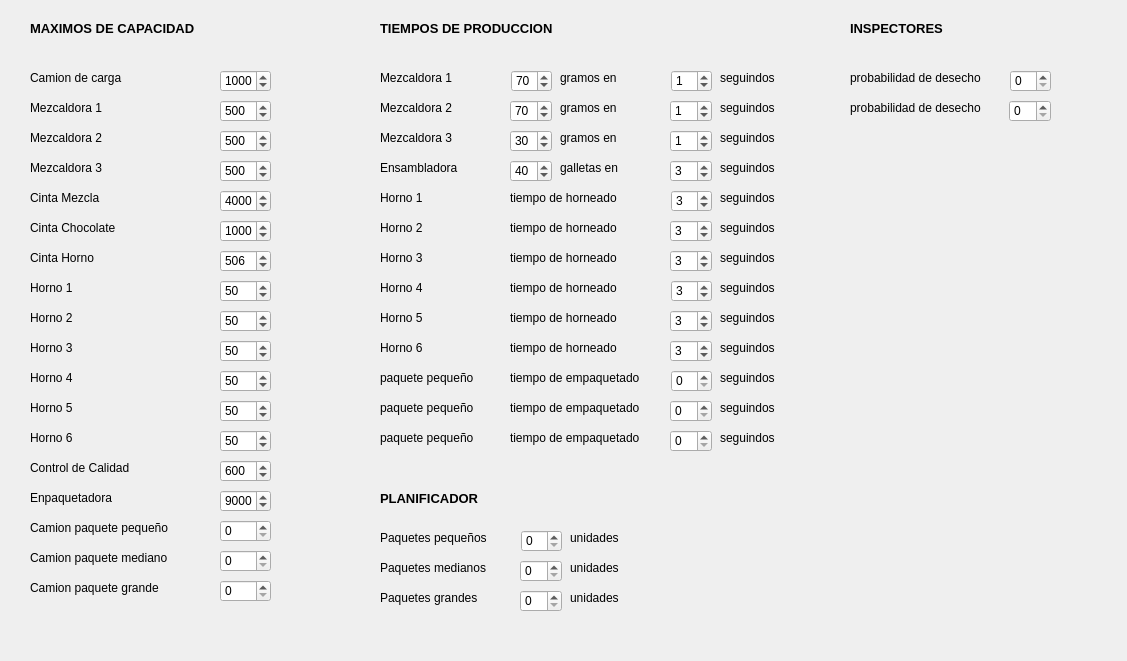
Above: Fabrica/configuracion.ui from gaboq98/FABRICA before the change. Below: the same form after it.
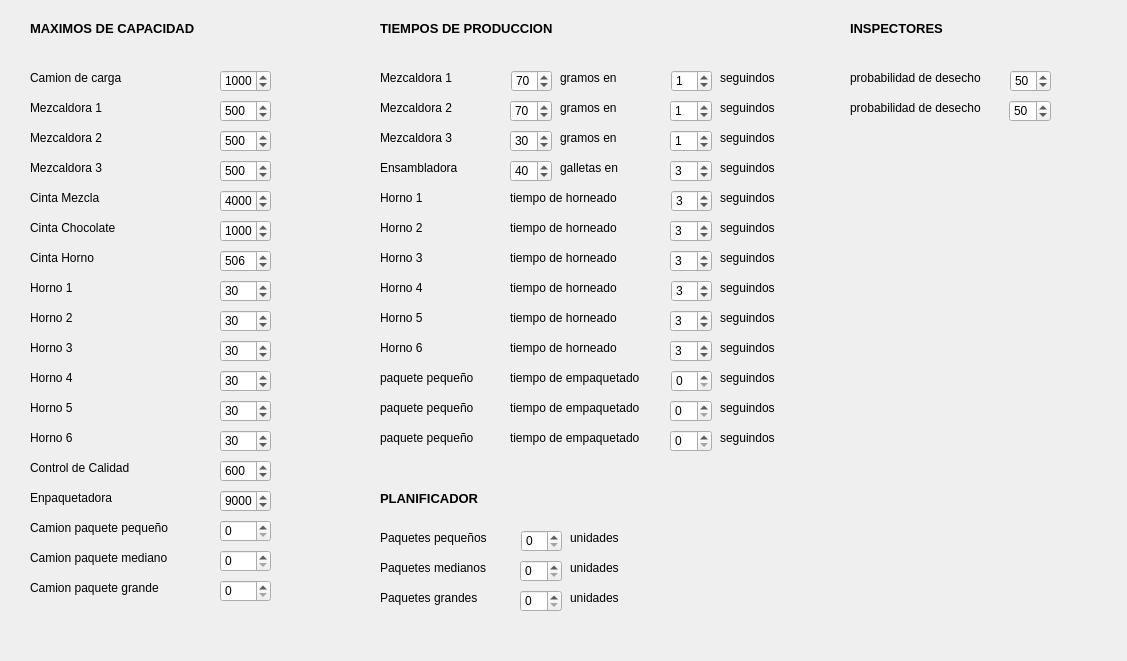
That is the form after the change.

Patch:
```diff
--- a/Fabrica/configuracion.ui
+++ b/Fabrica/configuracion.ui
@@ -640,7 +640,7 @@
     <number>10000</number>
    </property>
    <property name="value">
-    <number>50</number>
+    <number>30</number>
    </property>
   </widget>
   <widget class="QSpinBox" name="max_empack">
@@ -672,7 +672,7 @@
     <number>10000</number>
    </property>
    <property name="value">
-    <number>50</number>
+    <number>30</number>
    </property>
   </widget>
   <widget class="QSpinBox" name="max_horno4">
@@ -688,7 +688,7 @@
     <number>10000</number>
    </property>
    <property name="value">
-    <number>50</number>
+    <number>30</number>
    </property>
   </widget>
   <widget class="QSpinBox" name="max_horno5">
@@ -704,7 +704,7 @@
     <number>10000</number>
    </property>
    <property name="value">
-    <number>50</number>
+    <number>30</number>
    </property>
   </widget>
   <widget class="QSpinBox" name="max_horno3">
@@ -720,7 +720,7 @@
     <number>10000</number>
    </property>
    <property name="value">
-    <number>50</number>
+    <number>30</number>
    </property>
   </widget>
   <widget class="QSpinBox" name="max_control_calidad">
@@ -752,7 +752,7 @@
     <number>10000</number>
    </property>
    <property name="value">
-    <number>50</number>
+    <number>30</number>
    </property>
   </widget>
   <widget class="QSpinBox" name="max_camion_pak10">
@@ -1522,6 +1522,9 @@
    <property name="maximum">
     <number>100</number>
    </property>
+   <property name="value">
+    <number>50</number>
+   </property>
   </widget>
   <widget class="QSpinBox" name="prob_inspec_1">
    <property name="geometry">
@@ -1535,6 +1538,9 @@
    <property name="maximum">
     <number>100</number>
    </property>
+   <property name="value">
+    <number>50</number>
+   </property>
   </widget>
  </widget>
  <resources/>
```
